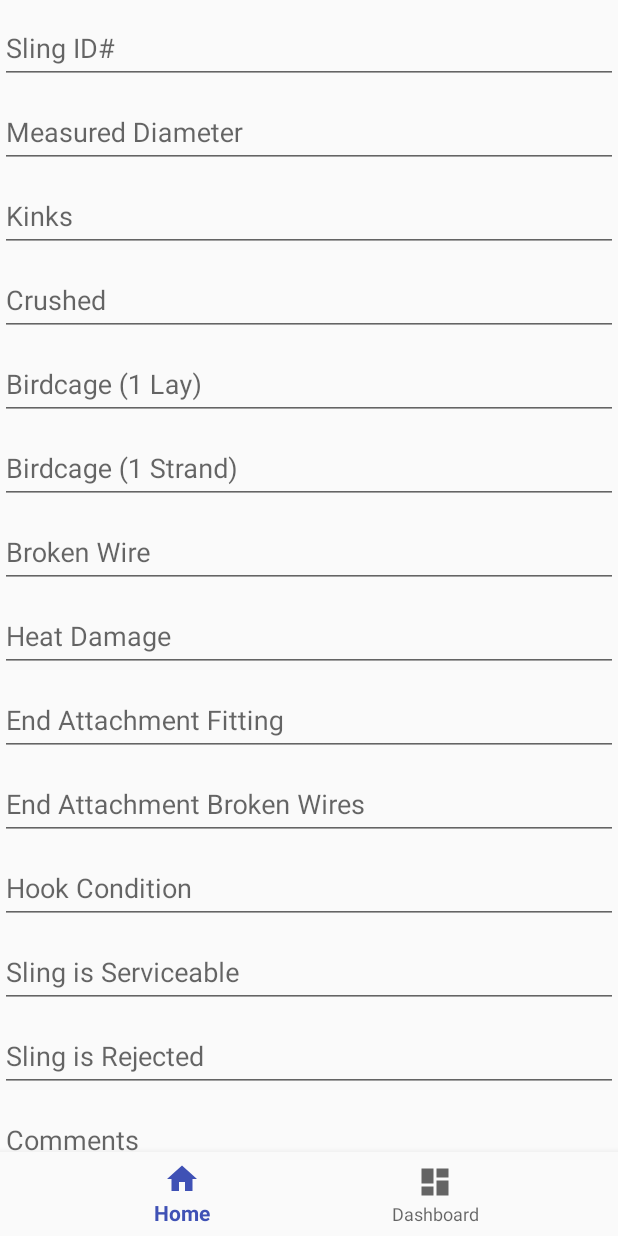
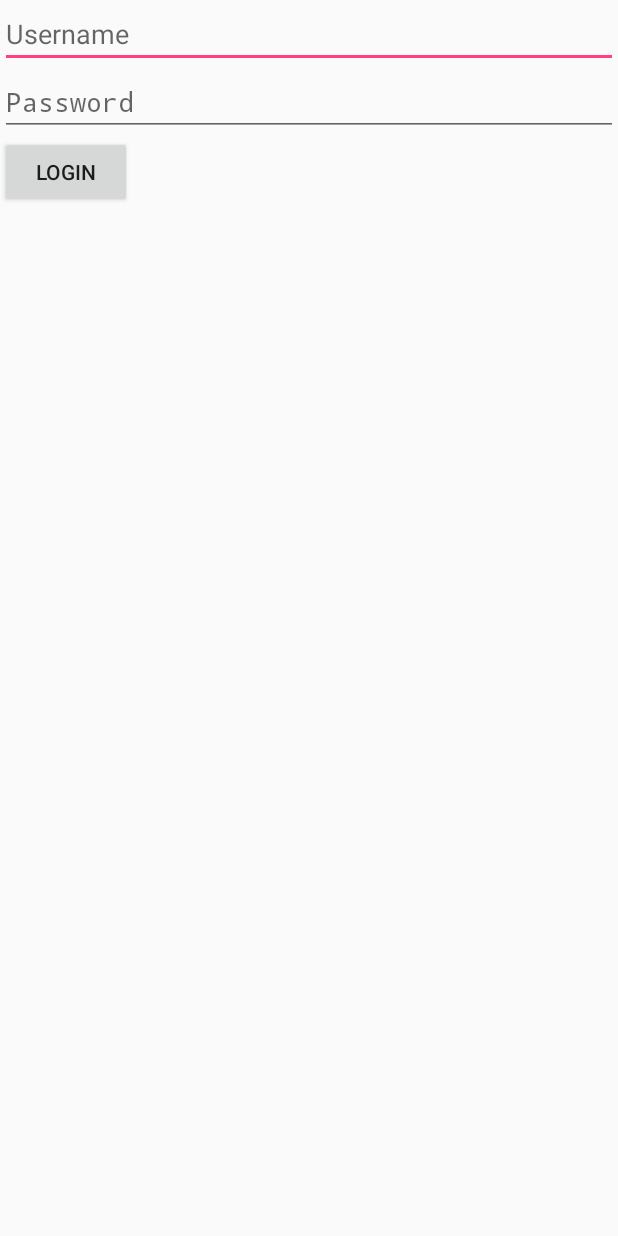
Before and after one commit to subrahmanyaKadiyala/Sling-Inspection, an Android app: the screen it shows after launch (MainActivity before the commit, LoginActivity after it), on a phone screen of 412 x 824 dp. Run offline under Robolectric (Android 15) with nearby library versions, the phone set to English and light mode, and no system bars.

Commit message:
Login added

```diff
--- a/app/build.gradle
+++ b/app/build.gradle
@@ -30,6 +30,7 @@ dependencies {
     testImplementation 'junit:junit:4.12'
     androidTestImplementation 'com.android.support.test:runner:1.0.2'
     androidTestImplementation 'com.android.support.test.espresso:espresso-core:3.0.2'
+    implementation 'com.squareup.okhttp3:okhttp:3.11.0'
     compile "org.jetbrains.kotlin:kotlin-stdlib-jre7:$kotlin_version"
 }
 repositories {
--- a/app/src/main/java/com/wireinspection/AddDataFragment.kt
+++ b/app/src/main/java/com/wireinspection/AddDataFragment.kt
@@ -77,7 +77,7 @@ class AddDataFragment : Fragment(), View.OnClickListener{
         return view
     }
     override fun onClick(p0: View?) {
-        callAPI().execute(URL(baseUrl+"" +
+     /*   callAPI().execute(URL(baseUrl+"" +
                 "?slingId="+slingId.text +
                 "&measuredDiameter="+measuredDiameter.text +
                 "&kinks="+kinks.text +
@@ -92,7 +92,7 @@ class AddDataFragment : Fragment(), View.OnClickListener{
                 "&slingIsServiceable="+slingIsServiceable.text +
                 "&slingIsRejected="+slingIsRejected.text +
                 "&comments="+comments.text
-        ))
+        ))*/
     }
 
 }
--- /dev/null
+++ b/app/src/main/java/com/wireinspection/LoginActivity.kt
@@ -0,0 +1,51 @@
+package com.wireinspection
+
+import android.app.Activity
+import android.content.Intent
+import android.os.Bundle
+import android.util.Log
+import android.view.View
+import android.widget.Button
+import android.widget.EditText
+import org.json.JSONObject
+import java.net.HttpURLConnection
+import java.net.URL
+import java.io.BufferedReader
+import java.io.InputStreamReader
+
+
+class LoginActivity : Activity(){
+
+
+    lateinit var usesrname : EditText;
+    lateinit var password : EditText;
+    lateinit var login : Button;
+    var auth = false
+
+    override fun onCreate(savedInstanceState: Bundle?) {
+        super.onCreate(savedInstanceState)
+        setContentView(R.layout.activity_login)
+        usesrname = findViewById(R.id.username)
+        password = findViewById(R.id.password)
+        login = findViewById(R.id.login)
+        login.setOnClickListener(View.OnClickListener {
+            val user = usesrname.text
+            val pass = password.text
+            val obj = JSONObject();
+            obj.put("UserName", user)
+            obj.put("Password", pass)
+            val a = ApiParams(URL("http://183.82.46.166:88/WireInspectionService.svc/LoginUser"), "POST", obj)
+            val r = callAPI().execute(a).get()
+            Log.i("Return Value", r)
+            if(r != "\"Fail\""){
+                startActivity(Intent(this, MainActivity::class.java))
+            }
+
+
+        })
+        if(auth){
+
+        }
+
+    }
+}
--- /dev/null
+++ b/app/src/main/res/layout/activity_login.xml
@@ -0,0 +1,24 @@
+<?xml version="1.0" encoding="utf-8"?>
+<LinearLayout xmlns:android="http://schemas.android.com/apk/res/android"
+    android:orientation="vertical"
+    android:layout_width="match_parent" android:layout_height="match_parent">
+    <EditText
+        android:layout_width="match_parent"
+        android:layout_height="wrap_content"
+        android:hint="Username"
+        android:id="@+id/username"
+        />
+    <EditText
+        android:layout_width="match_parent"
+        android:layout_height="wrap_content"
+        android:hint="Password"
+        android:inputType="textPassword"
+        android:id="@+id/password"
+        />
+    <Button
+        android:layout_width="wrap_content"
+        android:layout_height="wrap_content"
+        android:text="Login"
+        android:id="@+id/login"
+        />
+</LinearLayout>
--- a/build.gradle
+++ b/build.gradle
@@ -8,7 +8,7 @@ buildscript {
         jcenter()
     }
     dependencies {
-        classpath 'com.android.tools.build:gradle:3.0.1'
+        classpath 'com.android.tools.build:gradle:3.1.3'
         classpath "org.jetbrains.kotlin:kotlin-gradle-plugin:$kotlin_version"
 
         // NOTE: Do not place your application dependencies here; they belong
```
Also changed, not shown: app/src/main/AndroidManifest.xml (+9 -0 lines), app/src/main/java/com/wireinspection/callAPI.kt (+18 -8 lines), gradle/wrapper/gradle-wrapper.properties.
